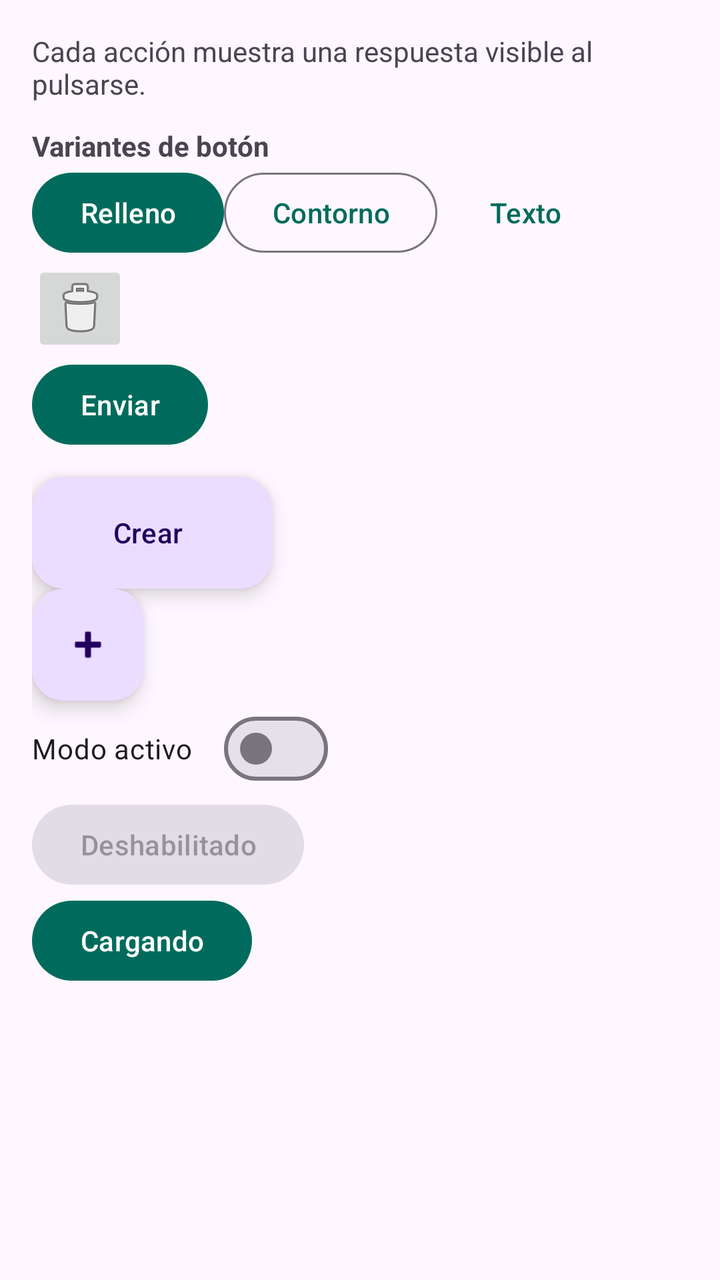
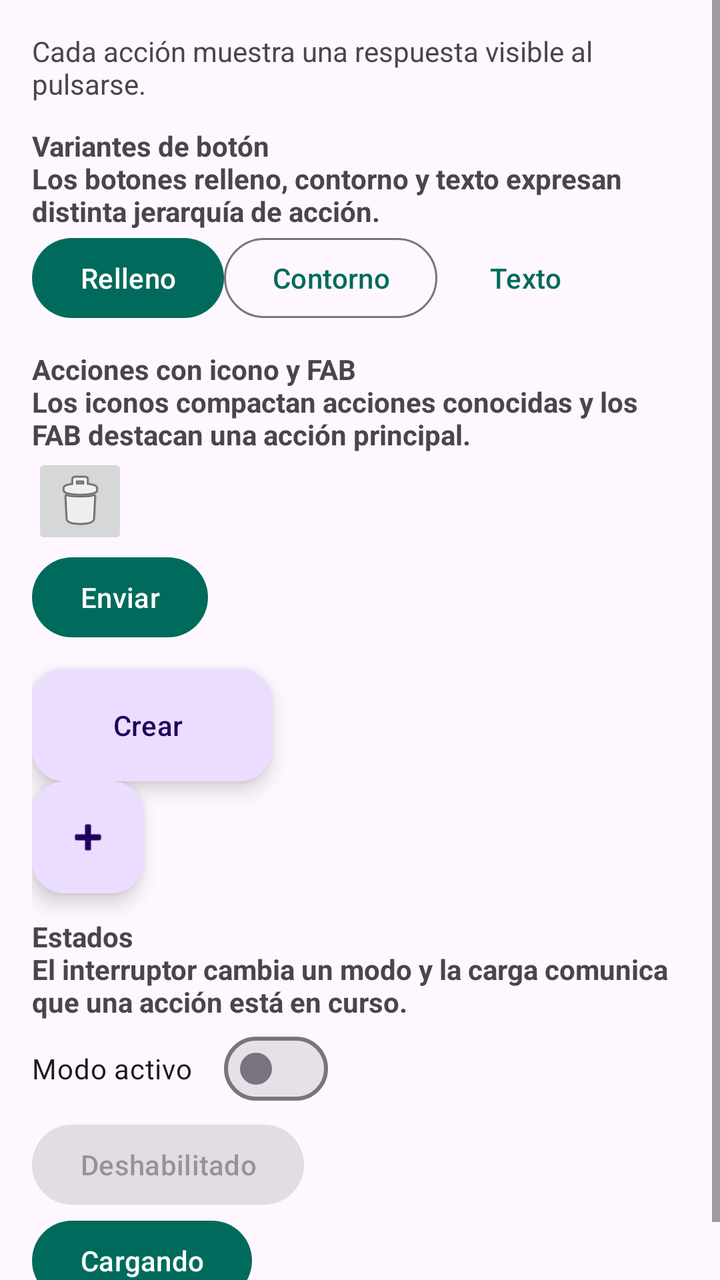

The first picture is an Android layout as it rendered before a commit; the second is the same layout after the commit. The layout source and the unified diff follow.
<!-- AndroidManifest.xml: application theme Theme.CatalogoUI -->
<!-- res/layout/fragment_actions.xml -->
<ScrollView xmlns:android="http://schemas.android.com/apk/res/android" android:layout_width="match_parent" android:layout_height="match_parent"><LinearLayout android:layout_width="match_parent" android:layout_height="wrap_content" android:orientation="vertical" android:padding="16dp">
<TextView android:layout_width="wrap_content" android:layout_height="wrap_content" android:text="Cada acción muestra una respuesta visible al pulsarse." />
<TextView android:layout_width="wrap_content" android:layout_height="wrap_content" android:text="Variantes de botón" android:textStyle="bold" android:layout_marginTop="12dp" />
<LinearLayout android:layout_width="match_parent" android:layout_height="wrap_content"><com.google.android.material.button.MaterialButton android:id="@+id/filled_button" android:layout_width="wrap_content" android:layout_height="wrap_content" android:text="Relleno" /><com.google.android.material.button.MaterialButton android:id="@+id/outlined_button" style="@style/Widget.Material3.Button.OutlinedButton" android:layout_width="wrap_content" android:layout_height="wrap_content" android:text="Contorno" /><com.google.android.material.button.MaterialButton android:id="@+id/text_button" style="@style/Widget.Material3.Button.TextButton" android:layout_width="wrap_content" android:layout_height="wrap_content" android:text="Texto" /></LinearLayout>
<ImageButton android:id="@+id/icon_button" android:layout_width="48dp" android:layout_height="48dp" android:contentDescription="Eliminar" android:src="@android:drawable/ic_menu_delete" />
<com.google.android.material.button.MaterialButton android:id="@+id/icon_text_button" android:layout_width="wrap_content" android:layout_height="wrap_content" android:icon="@android:drawable/ic_menu_send" android:text="Enviar" />
<com.google.android.material.floatingactionbutton.ExtendedFloatingActionButton android:id="@+id/extended_fab" android:layout_width="wrap_content" android:layout_height="wrap_content" android:text="Crear" android:layout_marginTop="12dp" />
<com.google.android.material.floatingactionbutton.FloatingActionButton android:id="@+id/fab" android:layout_width="wrap_content" android:layout_height="wrap_content" android:contentDescription="Agregar" android:src="@android:drawable/ic_input_add" />
<com.google.android.material.materialswitch.MaterialSwitch android:id="@+id/action_switch" android:layout_width="wrap_content" android:layout_height="wrap_content" android:text="Modo activo" />
<com.google.android.material.button.MaterialButton android:id="@+id/disabled_button" android:layout_width="wrap_content" android:layout_height="wrap_content" android:text="Deshabilitado" android:enabled="false" />
<com.google.android.material.button.MaterialButton android:id="@+id/loading_button" android:layout_width="wrap_content" android:layout_height="wrap_content" android:text="Cargando" />
<ProgressBar android:id="@+id/loading_progress" android:layout_width="wrap_content" android:layout_height="wrap_content" android:visibility="gone" />
</LinearLayout></ScrollView>
<!-- resources referenced by this layout -->
<resources>
  <style name="Theme.CatalogoUI" parent="Theme.Material3.DayNight.NoActionBar">
          <item name="colorPrimary">@color/teal_primary</item>
          <item name="colorSecondary">@color/teal_secondary</item>
      </style>
  <color name="teal_primary">#006B5C</color>
  <color name="teal_secondary">#004D43</color>
</resources>

<!-- the commit's change to res/layout/fragment_actions.xml (unified diff, before → after) -->
@@ -1,11 +1,13 @@
 <ScrollView xmlns:android="http://schemas.android.com/apk/res/android" android:layout_width="match_parent" android:layout_height="match_parent"><LinearLayout android:layout_width="match_parent" android:layout_height="wrap_content" android:orientation="vertical" android:padding="16dp">
 <TextView android:layout_width="wrap_content" android:layout_height="wrap_content" android:text="Cada acción muestra una respuesta visible al pulsarse." />
-<TextView android:layout_width="wrap_content" android:layout_height="wrap_content" android:text="Variantes de botón" android:textStyle="bold" android:layout_marginTop="12dp" />
+<TextView android:layout_width="wrap_content" android:layout_height="wrap_content" android:text="Variantes de botón\nLos botones relleno, contorno y texto expresan distinta jerarquía de acción." android:textStyle="bold" android:layout_marginTop="12dp" />
 <LinearLayout android:layout_width="match_parent" android:layout_height="wrap_content"><com.google.android.material.button.MaterialButton android:id="@+id/filled_button" android:layout_width="wrap_content" android:layout_height="wrap_content" android:text="Relleno" /><com.google.android.material.button.MaterialButton android:id="@+id/outlined_button" style="@style/Widget.Material3.Button.OutlinedButton" android:layout_width="wrap_content" android:layout_height="wrap_content" android:text="Contorno" /><com.google.android.material.button.MaterialButton android:id="@+id/text_button" style="@style/Widget.Material3.Button.TextButton" android:layout_width="wrap_content" android:layout_height="wrap_content" android:text="Texto" /></LinearLayout>
+<TextView android:layout_width="wrap_content" android:layout_height="wrap_content" android:text="Acciones con icono y FAB\nLos iconos compactan acciones conocidas y los FAB destacan una acción principal." android:textStyle="bold" android:layout_marginTop="12dp" />
 <ImageButton android:id="@+id/icon_button" android:layout_width="48dp" android:layout_height="48dp" android:contentDescription="Eliminar" android:src="@android:drawable/ic_menu_delete" />
 <com.google.android.material.button.MaterialButton android:id="@+id/icon_text_button" android:layout_width="wrap_content" android:layout_height="wrap_content" android:icon="@android:drawable/ic_menu_send" android:text="Enviar" />
 <com.google.android.material.floatingactionbutton.ExtendedFloatingActionButton android:id="@+id/extended_fab" android:layout_width="wrap_content" android:layout_height="wrap_content" android:text="Crear" android:layout_marginTop="12dp" />
 <com.google.android.material.floatingactionbutton.FloatingActionButton android:id="@+id/fab" android:layout_width="wrap_content" android:layout_height="wrap_content" android:contentDescription="Agregar" android:src="@android:drawable/ic_input_add" />
+<TextView android:layout_width="wrap_content" android:layout_height="wrap_content" android:text="Estados\nEl interruptor cambia un modo y la carga comunica que una acción está en curso." android:textStyle="bold" android:layout_marginTop="12dp" />
 <com.google.android.material.materialswitch.MaterialSwitch android:id="@+id/action_switch" android:layout_width="wrap_content" android:layout_height="wrap_content" android:text="Modo activo" />
 <com.google.android.material.button.MaterialButton android:id="@+id/disabled_button" android:layout_width="wrap_content" android:layout_height="wrap_content" android:text="Deshabilitado" android:enabled="false" />
 <com.google.android.material.button.MaterialButton android:id="@+id/loading_button" android:layout_width="wrap_content" android:layout_height="wrap_content" android:text="Cargando" />
